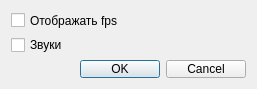
The window that ui/windowsetting.ui (KostyaKulakov/Snake-Game) describes before a commit, drawn with Qt 5.
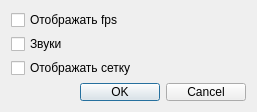
The same window after the commit.

The edit to the form file:
```diff
--- a/ui/windowsetting.ui
+++ b/ui/windowsetting.ui
@@ -7,7 +7,7 @@
     <x>0</x>
     <y>0</y>
     <width>257</width>
-    <height>89</height>
+    <height>112</height>
    </rect>
   </property>
   <property name="sizePolicy">
@@ -45,6 +45,13 @@
        </property>
       </widget>
      </item>
+     <item>
+      <widget class="QCheckBox" name="ismatrixBox">
+       <property name="text">
+        <string>Отображать сетку</string>
+       </property>
+      </widget>
+     </item>
      <item>
       <widget class="QDialogButtonBox" name="buttonBox">
        <property name="orientation">
```
